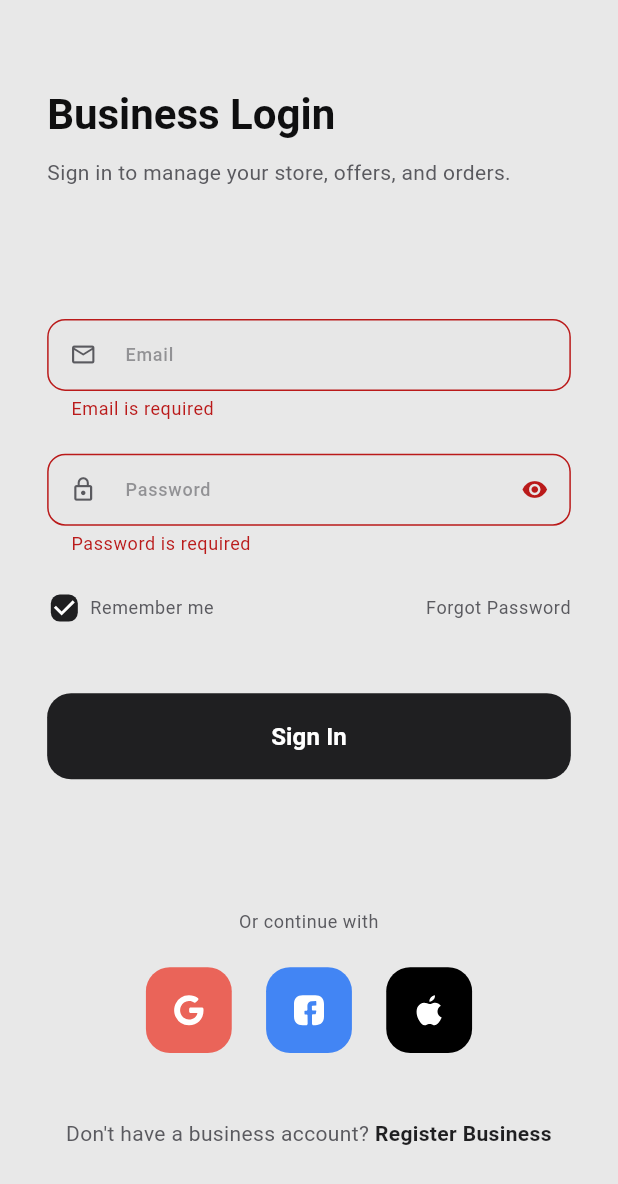
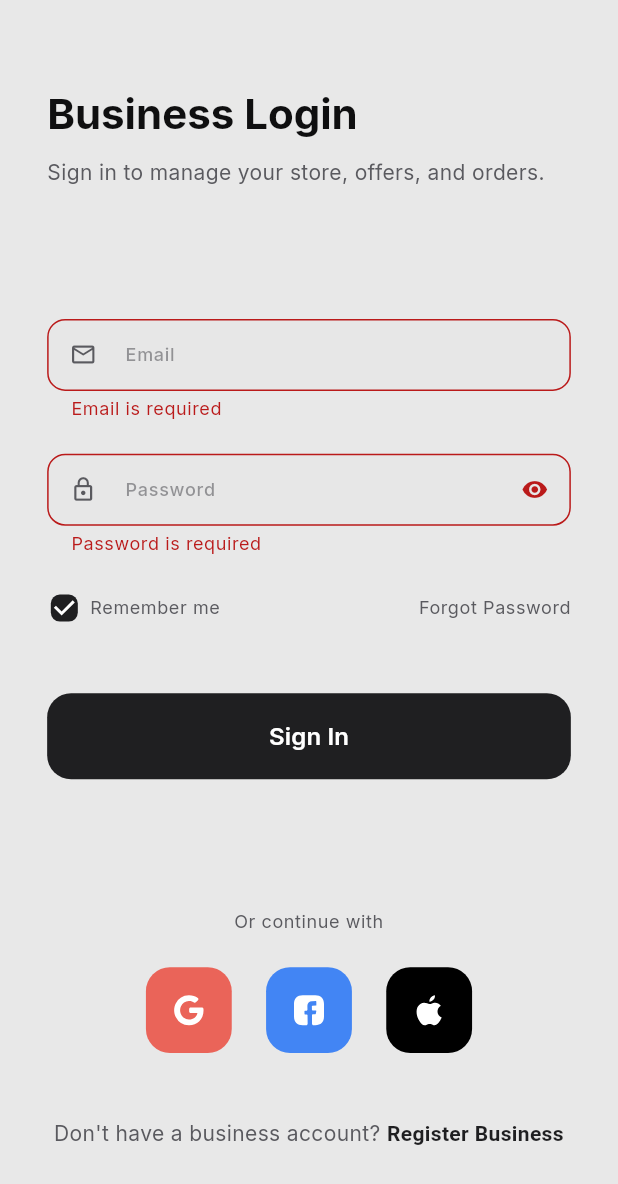
Before and after one commit to abdullahaslam0079/aajhee_business, a Flutter app: the screen it shows after launch, after a tap on "Sign In", on a phone screen of 412 x 824 dp. Shown: the top 1184 px of the screen. Run offline on Flutter 3.47's test engine with Material 3 defaults, Android fonts, the phone set to English and light mode, and no system bars; drawn by our look-alikes of flutter_animate, skeletonizer; our stand-ins replace cached_network_image, device_info_plus, dio, easy_localization, equatable, flutter_dotenv and 13 more; missing offline and left inert: app_version_update; generated files the repository leaves out were written again; network calls fail.

Commit message:
implemented backend and change ui design
implemented backend and change ui design

```diff
--- /dev/null
+++ b/flutter_native_splash.yaml
@@ -0,0 +1,2 @@
+flutter_native_splash:
+  color: "#FFFFFF"
--- /dev/null
+++ b/lib/src/features/splash/presentation/splash_screen.dart
@@ -0,0 +1,70 @@
+import 'dart:async';
+
+import 'package:flutter/material.dart';
+import 'package:goluto_business/src/features/auth/presentation/providers/session_provider.dart';
+import 'package:goluto_business/src/features/splash/presentation/widgets/goluto_business_splash_logo.dart';
+import 'package:goluto_business/src/imports/packages_imports.dart';
+import 'package:goluto_business/src/routing/app_navigation.dart';
+
+/// Animated splash: "Go" lands first, then "Business" appears underneath.
+class SplashScreen extends ConsumerStatefulWidget {
+  const SplashScreen({super.key});
+
+  @override
+  ConsumerState<SplashScreen> createState() => _SplashScreenState();
+}
+
+class _SplashScreenState extends ConsumerState<SplashScreen> {
+  static const _splashDuration = Duration(seconds: 3);
+
+  Timer? _splashTimer;
+  var _splashTimerComplete = false;
+  var _bootstrapComplete = false;
+
+  @override
+  void initState() {
+    super.initState();
+    _splashTimer = Timer(_splashDuration, _onSplashTimerComplete);
+    Future.microtask(_bootstrap);
+  }
+
+  Future<void> _bootstrap() async {
+    while (mounted &&
+        ref.read(sessionProvider).status == SessionStatus.unknown) {
+      await Future<void>.delayed(const Duration(milliseconds: 50));
+    }
+
+    if (!mounted) return;
+    _bootstrapComplete = true;
+    _tryNavigate();
+  }
+
+  void _onSplashTimerComplete() {
+    if (_splashTimerComplete) return;
+    _splashTimerComplete = true;
+    _tryNavigate();
+  }
+
+  Future<void> _tryNavigate() async {
+    if (!_splashTimerComplete || !_bootstrapComplete || !mounted) return;
+    await navigateFromSplash(context, ref);
+  }
+
+  @override
+  void dispose() {
+    _splashTimer?.cancel();
+    super.dispose();
+  }
+
+  @override
+  Widget build(BuildContext context) {
+    final colorScheme = Theme.of(context).colorScheme;
+
+    return Scaffold(
+      backgroundColor: colorScheme.onPrimary,
+      body: const Center(
+        child: GolutoBusinessSplashLogo(),
+      ),
+    );
+  }
+}
--- /dev/null
+++ b/lib/src/features/splash/presentation/widgets/goluto_business_splash_logo.dart
@@ -0,0 +1,250 @@
+import 'package:flutter/material.dart';
+import 'package:goluto_business/src/imports/packages_imports.dart';
+import 'package:goluto_business/src/theme/app_fonts.dart';
+
+/// Business wordmark: "Go" lands first, brief pause, then "Business" flows in below.
+class GolutoBusinessSplashLogo extends StatefulWidget {
+  const GolutoBusinessSplashLogo({super.key});
+
+  static const duration = Duration(milliseconds: 2500);
+
+  @override
+  State<GolutoBusinessSplashLogo> createState() =>
+      _GolutoBusinessSplashLogoState();
+}
+
+class _GolutoBusinessSplashLogoState extends State<GolutoBusinessSplashLogo>
+    with SingleTickerProviderStateMixin {
+  static const _goLetters = ['G', 'o'];
+  static const _businessLetters = [
+    'B',
+    'u',
+    's',
+    'i',
+    'n',
+    'e',
+    's',
+    's',
+  ];
+
+  static const _goStart = 0.06;
+  static const _goStagger = 0.05;
+  static const _goLetterDuration = 0.26;
+
+  static const _businessStart = 0.46;
+  static const _businessOpenDuration = 0.18;
+  static const _businessStagger = 0.035;
+  static const _businessLetterDuration = 0.22;
+
+  static const _settleStart = 0.88;
+
+  late final AnimationController _controller;
+
+  @override
+  void initState() {
+    super.initState();
+    _controller = AnimationController(
+      vsync: this,
+      duration: GolutoBusinessSplashLogo.duration,
+    )..forward();
+  }
+
+  @override
+  void dispose() {
+    _controller.dispose();
+    super.dispose();
+  }
+
+  double _interval(
+    double t,
+    double start,
+    double duration, {
+    Curve curve = Curves.easeOutCubic,
+  }) {
+    if (t <= start) return 0;
+    return curve.transform(((t - start) / duration).clamp(0, 1));
+  }
+
+  double _goLetterProgress(int index, double t) {
+    return _interval(
+      t,
+      _goStart + index * _goStagger,
+      _goLetterDuration,
+      curve: Curves.easeOutCubic,
+    );
+  }
+
+  double _goProgress(double t) => _goLetterProgress(1, t);
+
+  double _businessOpen(double t) {
+    return _interval(
+      t,
+      _businessStart,
+      _businessOpenDuration,
+      curve: Curves.easeInOutCubic,
+    );
+  }
+
+  double _businessLetterProgress(int index, double t) {
+    if (t < _businessStart) return 0;
+
+    final start = _businessStart + index * _businessStagger;
+    return _interval(
+      t,
+      start,
+      _businessLetterDuration,
+      curve: Curves.easeOutQuart,
+    );
+  }
+
+  double _goScale(double t) {
+    if (t < _businessStart) {
+      return 1 + _goProgress(t) * 0.03;
+    }
+    if (t >= _settleStart) return 1;
+
+    final p = Curves.easeInOutCubic.transform(
+      ((t - _businessStart) / (_settleStart - _businessStart)).clamp(0, 1),
+    );
+    return 1.03 - p * 0.03;
+  }
+
+  double _wordScale(double t) {
+    if (t < _settleStart) return 1;
+    final p = Curves.easeInOutCubic.transform(
+      ((t - _settleStart) / (1 - _settleStart)).clamp(0, 1),
+    );
+    return 1 + (1 - p) * 0.01;
+  }
+
+  TextStyle _goStyle(BuildContext context, double scale) {
+    final colorScheme = Theme.of(context).colorScheme;
+    final textTheme = Theme.of(context).textTheme;
+
+    return textTheme.displaySmall?.copyWith(
+          fontSize: 54.sp * scale,
+          fontWeight: FontWeight.w800,
+          letterSpacing: -0.5,
+          height: 1,
+          color: colorScheme.primary,
+        ) ??
+        TextStyle(
+          fontFamily: AppFonts.primary,
+          fontSize: 54.sp * scale,
+          fontWeight: FontWeight.w800,
+          letterSpacing: -0.5,
+          height: 1,
+          color: colorScheme.primary,
+        );
+  }
+
+  TextStyle _businessStyle(BuildContext context) {
+    final colorScheme = Theme.of(context).colorScheme;
+    final textTheme = Theme.of(context).textTheme;
+
+    return textTheme.titleLarge?.copyWith(
+          fontSize: 18.sp,
+          fontWeight: FontWeight.w800,
+          letterSpacing: 1.2,
+          height: 1,
+          color: colorScheme.primary,
+        ) ??
+        TextStyle(
+          fontFamily: AppFonts.primary,
+          fontSize: 18.sp,
+          fontWeight: FontWeight.w800,
+          letterSpacing: 1.2,
+          height: 1,
+          color: colorScheme.primary,
+        );
+  }
+
+  @override
+  Widget build(BuildContext context) {
+    return AnimatedBuilder(
+      animation: _controller,
+      builder: (context, _) {
+        final t = _controller.value;
+        final goScale = _goScale(t);
+        final businessOpen = _businessOpen(t);
+
+        return Transform.scale(
+          scale: _wordScale(t),
+          child: Column(
+            mainAxisSize: MainAxisSize.min,
+            children: [
+              Row(
+                mainAxisSize: MainAxisSize.min,
+                crossAxisAlignment: CrossAxisAlignment.baseline,
+                textBaseline: TextBaseline.alphabetic,
+                children: [
+                  for (var i = 0; i < _goLetters.length; i++)
+                    _AnimatedLetter(
+                      letter: _goLetters[i],
+                      progress: _goLetterProgress(i, t),
+                      style: _goStyle(context, goScale),
+                      offset: Offset(0, 14.h),
+                    ),
+                ],
+              ),
+              SizedBox(height: (8.h * businessOpen).clamp(0, 8.h)),
+              ClipRect(
+                child: Align(
+                  alignment: Alignment.topCenter,
+                  heightFactor: businessOpen.clamp(0.001, 1),
+                  child: Opacity(
+                    opacity: businessOpen,
+                    child: Row(
+                      mainAxisSize: MainAxisSize.min,
+                      crossAxisAlignment: CrossAxisAlignment.baseline,
+                      textBaseline: TextBaseline.alphabetic,
+                      children: [
+                        for (var i = 0; i < _businessLetters.length; i++)
+                          _AnimatedLetter(
+                            letter: _businessLetters[i],
+                            progress: _businessLetterProgress(i, t),
+                            style: _businessStyle(context),
+                            offset: Offset(0, 10.h),
+                          ),
+                      ],
+                    ),
+                  ),
+                ),
+              ),
+            ],
+          ),
+        );
+      },
+    );
+  }
+}
+
+class _AnimatedLetter extends StatelessWidget {
+  const _AnimatedLetter({
+    required this.letter,
+    required this.progress,
+    required this.style,
+    required this.offset,
+  });
+
+  final String letter;
+  final double progress;
+  final TextStyle style;
+  final Offset offset;
+
+  @override
+  Widget build(BuildContext context) {
+    final p = progress.clamp(0.0, 1.0);
+
+    return Opacity(
+      opacity: p,
+      child: Transform.translate(
+        offset: Offset(
+          offset.dx * (1 - p),
+          offset.dy * (1 - p),
+        ),
+        child: Text(letter, style: style),
+      ),
+    );
+  }
+}
--- a/lib/src/routing/app_navigation.dart
+++ b/lib/src/routing/app_navigation.dart
@@ -1,7 +1,21 @@
 import 'package:flutter/widgets.dart';
+import 'package:flutter_riverpod/flutter_riverpod.dart';
 import 'package:go_router/go_router.dart';
+import 'package:goluto_business/src/features/auth/presentation/providers/session_provider.dart';
 import 'package:goluto_business/src/routing/app_routes.dart';
 
 void navigateAfterAuthentication(BuildContext context) {
   context.go(AppRoutes.dashboard);
 }
+
+Future<void> navigateFromSplash(BuildContext context, WidgetRef ref) async {
+  if (!context.mounted) return;
+
+  final session = ref.read(sessionProvider);
+  if (session.status == SessionStatus.authenticated) {
+    context.go(AppRoutes.dashboard);
+    return;
+  }
+
+  context.go(AppRoutes.login);
+}
--- a/lib/src/routing/app_router.dart
+++ b/lib/src/routing/app_router.dart
@@ -6,6 +6,7 @@ import 'package:goluto_business/src/features/auth/presentation/screens/business_
 import 'package:goluto_business/src/features/branches/presentation/screens/branch_form_screen.dart';
 import 'package:goluto_business/src/features/branches/presentation/screens/branches_screen.dart';
 import 'package:goluto_business/src/features/dashboard/presentation/screens/dashboard_screen.dart';
+import 'package:goluto_business/src/features/splash/presentation/splash_screen.dart';
 import 'package:goluto_business/src/features/offers/presentation/screens/offer_detail_screen.dart';
 import 'package:goluto_business/src/features/offers/presentation/screens/offer_form_screen.dart';
 import 'package:goluto_business/src/features/offers/presentation/screens/offers_screen.dart';
@@ -33,14 +34,18 @@ GoRouter appRouter(Ref ref) {
 
   return GoRouter(
     navigatorKey: rootNavigatorKey,
-    initialLocation: AppRoutes.login,
+    initialLocation: AppRoutes.splash,
     refreshListenable: refresh,
     redirect: (context, state) {
       final session = ref.read(sessionProvider);
       final location = state.matchedLocation;
 
+      if (location == AppRoutes.splash) {
+        return null;
+      }
+
       if (session.status == SessionStatus.unknown) {
-        return null;
+        return AppRoutes.splash;
       }
 
       if (session.status == SessionStatus.authenticated) {
@@ -50,6 +55,11 @@ GoRouter appRouter(Ref ref) {
       return _isAuthRoute(location) ? null : AppRoutes.login;
     },
     routes: <RouteBase>[
+      GoRoute(
+        path: AppRoutes.splash,
+        name: 'splash',
+        builder: (context, state) => const SplashScreen(),
+      ),
       GoRoute(
         path: AppRoutes.login,
         name: 'login',
--- a/lib/src/routing/app_routes.dart
+++ b/lib/src/routing/app_routes.dart
@@ -2,6 +2,7 @@
 abstract final class AppRoutes {
   AppRoutes._();
 
+  static const String splash = '/splash';
   static const String login = '/login';
   static const String register = '/register';
   static const String dashboard = '/dashboard';
--- /dev/null
+++ b/lib/src/theme/app_fonts.dart
@@ -0,0 +1,6 @@
+/// Bundled font families registered in [pubspec.yaml].
+abstract final class AppFonts {
+  /// Inter — designed for on-screen UI; excellent legibility at all sizes.
+  static const String inter = 'Inter';
+  static const String primary = inter;
+}
--- a/lib/src/theme/theme.dart
+++ b/lib/src/theme/theme.dart
@@ -1,8 +1,9 @@
 import 'package:flutter/material.dart';
 import 'package:flutter/cupertino.dart';
 
+import 'app_fonts.dart';
+import 'color_schemes.dart';
 import 'text_theme.dart';
-import 'color_schemes.dart';
 
 Color _colorFromHex(String hex) {
   final cleaned = hex.replaceFirst('#', '');
@@ -90,6 +91,7 @@ ThemeData _buildTheme(ColorScheme colorScheme, AppColorsExtension customColors)
 
   return ThemeData(
     useMaterial3: true,
+    fontFamily: AppFonts.primary,
     primaryColor: colorScheme.primary,
     colorScheme: colorScheme,
     textTheme: textTheme,
```
Also changed, not shown: pubspec.yaml (+28 -0 lines), tool/generate_brand_assets.dart (added, +222 -0 lines), assets/fonts/Inter-400.ttf (added), assets/fonts/Inter-500.ttf (added), assets/fonts/Inter-600.ttf (added), assets/fonts/Inter-700.ttf (added), assets/fonts/Inter-800.ttf (added), assets/images/app_icon_foreground.png (added), assets/images/app_icon_source.png (added), assets/images/goluto_business_logo.png (added), pubspec.lock, 59 other files.
